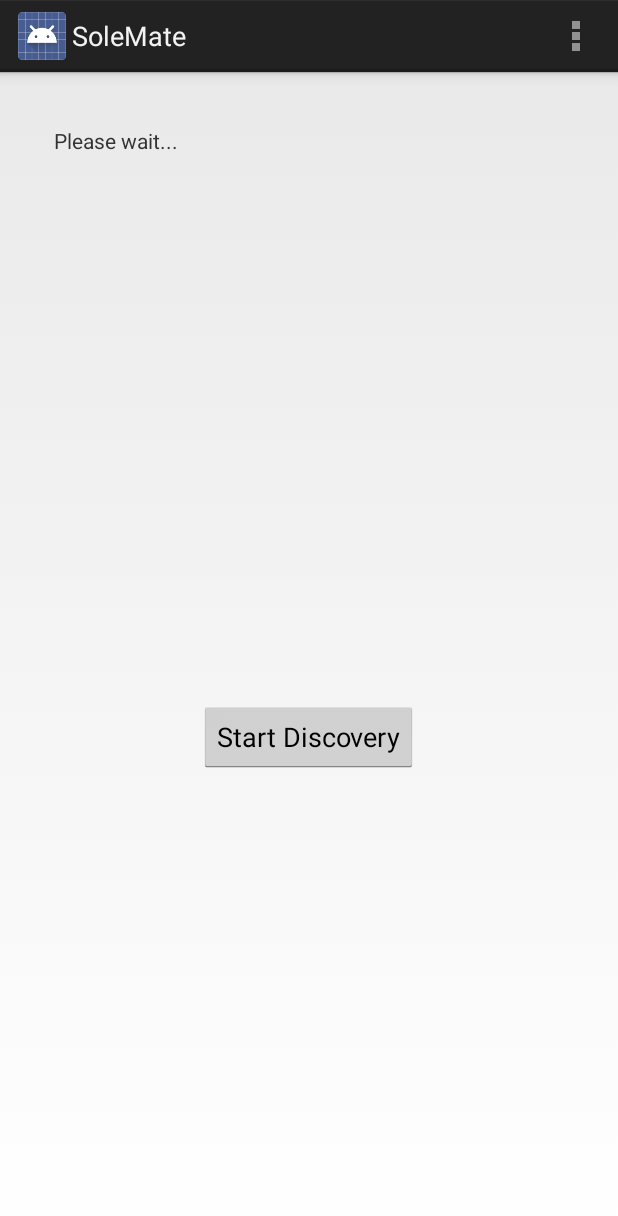
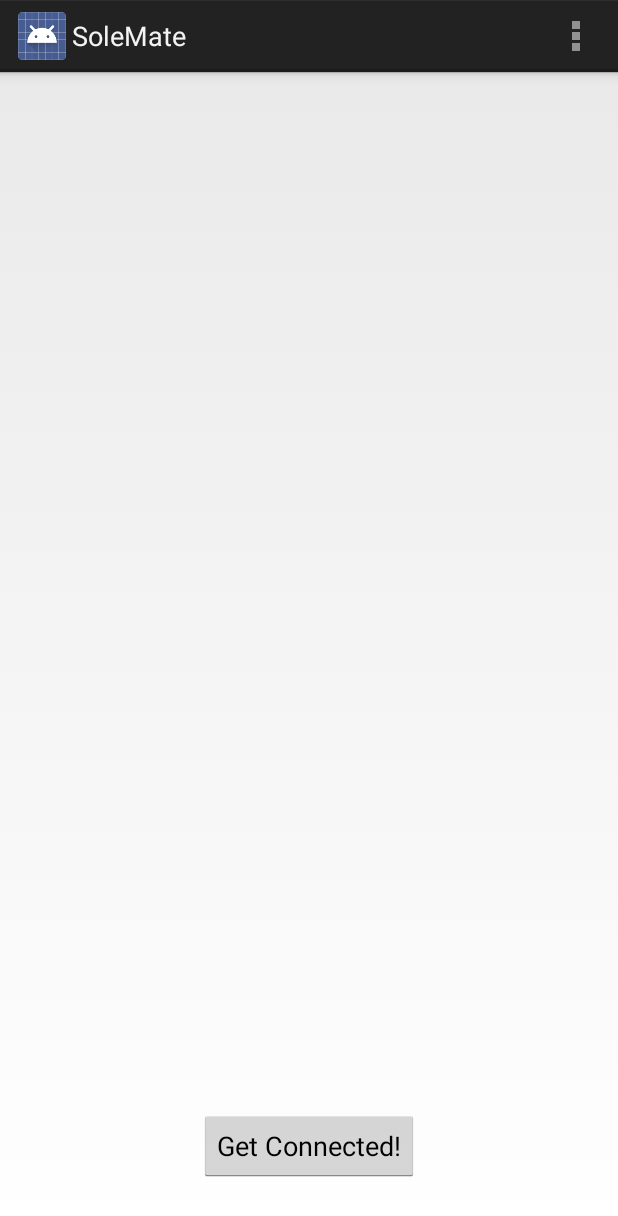
Before and after one commit to sshariff01/BluetoothTest, an Android app: the screen it shows after launch (MainActivity), on a phone screen of 412 x 824 dp. Shown: the top 1216 px of the screen. Run offline under Robolectric (Android 15) with nearby library versions, the phone set to English and light mode, and no system bars; 3 statements that could not run were skipped.

Commit message:
Refactor main activity ui. Remove unused textview and rename action button.

```diff
--- a/app/src/main/java/com/capstone/solemate/solemate/MainActivity.java
+++ b/app/src/main/java/com/capstone/solemate/solemate/MainActivity.java
@@ -77,6 +77,11 @@ public class MainActivity extends Activity implements OnClickListener {
         super.onCreate(savedInstanceState);
         setContentView(R.layout.activity_main);
         init();
+    }
+
+    protected void onDestroy() {
+        // Unregister receiver
+        unregisterReceiver(mReceiver);
     }
 
     protected void init() {
@@ -294,6 +299,7 @@ public class MainActivity extends Activity implements OnClickListener {
         protected void onPostExecute(Void unusedVoid) {
             super.onPostExecute(unusedVoid);
 
+            // Cancel discovery
             mBluetoothAdapter.cancelDiscovery();
         }
     }
--- a/app/src/main/res/layout/activity_main.xml
+++ b/app/src/main/res/layout/activity_main.xml
@@ -35,12 +35,12 @@
         <Button
             android:layout_width="wrap_content"
             android:layout_height="wrap_content"
-            android:text="Start Discovery"
+            android:text="Get Connected!"
             android:id="@+id/startDiscovery"
             android:layout_below="@+id/enableBT"
             android:layout_centerHorizontal="true"
             android:layout_marginTop="55dp"
-            android:layout_gravity="center" />
+            android:layout_gravity="center_horizontal|bottom" />
 
         <!--<Button-->
             <!--android:layout_width="wrap_content"-->
@@ -50,13 +50,6 @@
             <!--android:layout_centerHorizontal="true"-->
             <!--android:layout_gravity="center" />-->
 
-        <TextView
-            android:id="@+id/text"
-            android:layout_width="wrap_content"
-            android:layout_height="100dp"
-            android:text="Please wait..."
-            android:textSize="14sp" />
-
 
     </FrameLayout>
 
```
